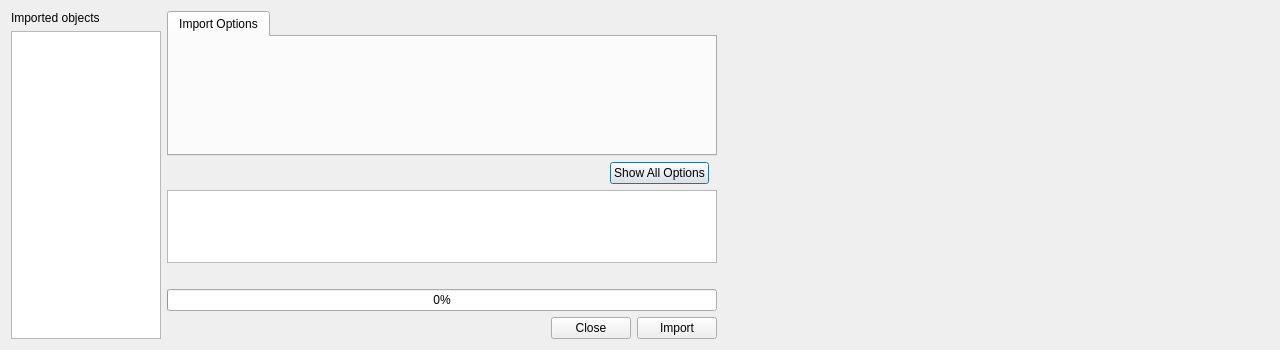
Old version of the form src/plugins/qmldesigner/components/itemlibrary/itemlibraryassetimportdialog.ui in the repository qt-creator/qt-creator.
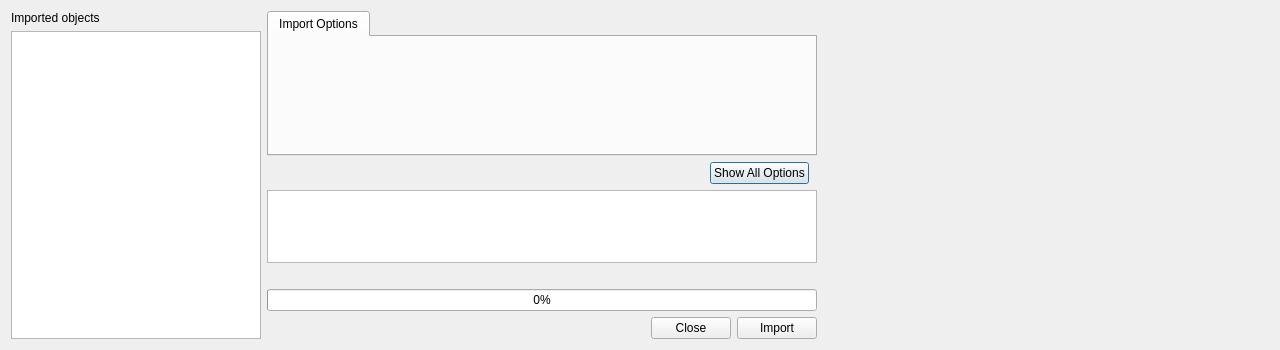
New version of the form. Custom widgets are drawn as their Qt base class.

The edit to the form file:
```diff
--- a/src/plugins/qmldesigner/components/itemlibrary/itemlibraryassetimportdialog.ui
+++ b/src/plugins/qmldesigner/components/itemlibrary/itemlibraryassetimportdialog.ui
@@ -33,7 +33,7 @@
        </property>
        <property name="minimumSize">
         <size>
-         <width>150</width>
+         <width>250</width>
          <height>0</height>
         </size>
        </property>
```
